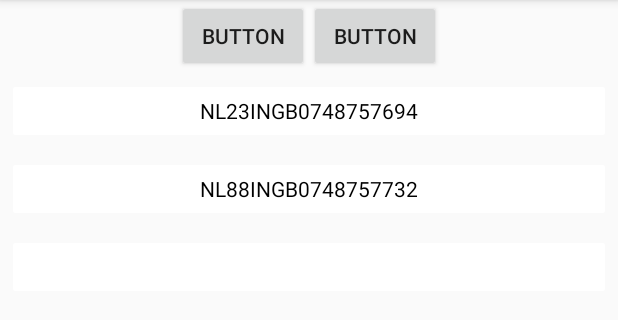
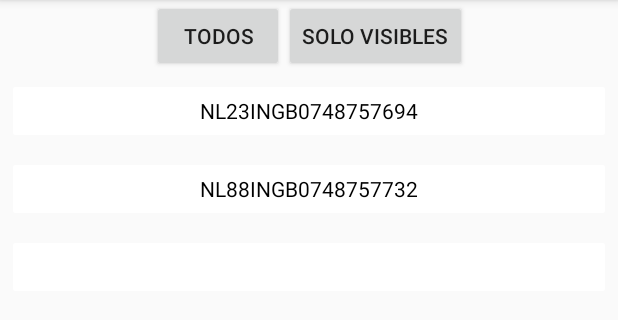
Before and after one commit to marcinbitbotic/MVVM_technical_Test, an Android app: the screen it shows after launch (MainActivity), on a phone screen of 412 x 824 dp, the part 84-404 px from its top. Run offline under Robolectric (Android 15) with nearby library versions, the phone set to English and light mode, and no system bars.

Commit message:
small changes

```diff
--- a/app/src/main/java/com/mpogorzelski/app/technical_test/ui/main/MainFragment.java
+++ b/app/src/main/java/com/mpogorzelski/app/technical_test/ui/main/MainFragment.java
@@ -11,6 +11,7 @@ import android.support.v7.widget.RecyclerView;
 import android.view.LayoutInflater;
 import android.view.View;
 import android.view.ViewGroup;
+import android.widget.Button;
 
 import com.google.gson.Gson;
 import com.mpogorzelski.app.technical_test.AccountListAdapter;
@@ -30,6 +31,8 @@ public class MainFragment extends Fragment {
     private MainViewModel mViewModel;
     private AccountListAdapter mAdapter;
     private RecyclerView mRecyclerView;
+    private Button allBtn;
+    private Button onlyVisibleBtn;
 
     @Nullable
     @Override
@@ -42,6 +45,8 @@ public class MainFragment extends Fragment {
     public void onViewCreated(@NonNull View view, @Nullable Bundle savedInstanceState) {
         super.onViewCreated(view, savedInstanceState);
         mRecyclerView = view.findViewById(R.id.recyclerView);
+        allBtn = view.findViewById(R.id.filter_one);
+        onlyVisibleBtn = view.findViewById(R.id.filter_two);
         setUpRecyclerView();
     }
 
--- a/app/src/main/java/com/mpogorzelski/app/technical_test/ui/main/MainViewModel.java
+++ b/app/src/main/java/com/mpogorzelski/app/technical_test/ui/main/MainViewModel.java
@@ -3,10 +3,13 @@ package com.mpogorzelski.app.technical_test.ui.main;
 import android.arch.lifecycle.AndroidViewModel;
 import android.arch.lifecycle.LiveData;
 import android.arch.lifecycle.MutableLiveData;
+import android.arch.lifecycle.Transformations;
 import android.arch.lifecycle.ViewModel;
 import android.content.Context;
 
+import com.mpogorzelski.app.technical_test.data.Account;
 import com.mpogorzelski.app.technical_test.data.AccountList;
+import com.mpogorzelski.app.technical_test.data.FilterType;
 import com.mpogorzelski.app.technical_test.repository.AccountsRepository;
 
 public class MainViewModel extends ViewModel {
@@ -29,6 +32,16 @@ public class MainViewModel extends ViewModel {
 		accountListData.setValue(accountsRepository.get());
 	}
 
+	private void filterAccounts(FilterType filterType){
+
+		MutableLiveData<Account> accountListMutableLiveData = new MutableLiveData<>();
+
+		/*
+		accountListData = Transformations.switchMap(accountListMutableLiveData, input -> input.isVisible());
+		LiveData<AccountList>.switchMap
+		*/
+	}
+
 	public LiveData<AccountList> getAccountListData() {
 		return accountListData;
 	}
--- a/app/src/main/res/layout/main_fragment.xml
+++ b/app/src/main/res/layout/main_fragment.xml
@@ -40,7 +40,7 @@
 		android:id="@+id/filter_one"
 		android:layout_width="wrap_content"
 		android:layout_height="wrap_content"
-		android:text="Button"
+		android:text="Todos"
 		app:layout_constraintEnd_toStartOf="@+id/filter_two"
 		app:layout_constraintHorizontal_chainStyle="packed"
 		app:layout_constraintStart_toStartOf="parent"
@@ -50,7 +50,7 @@
 		android:id="@+id/filter_two"
 		android:layout_width="wrap_content"
 		android:layout_height="wrap_content"
-		android:text="Button"
+		android:text="Solo Visibles"
 		app:layout_constraintTop_toTopOf="@+id/filter_one"
 		app:layout_constraintStart_toEndOf="@+id/filter_one"
 		app:layout_constraintEnd_toEndOf="parent"/>
```
Also changed, not shown: app/src/main/java/com/mpogorzelski/app/technical_test/data/FilterType.java (added, +10 -0 lines).
